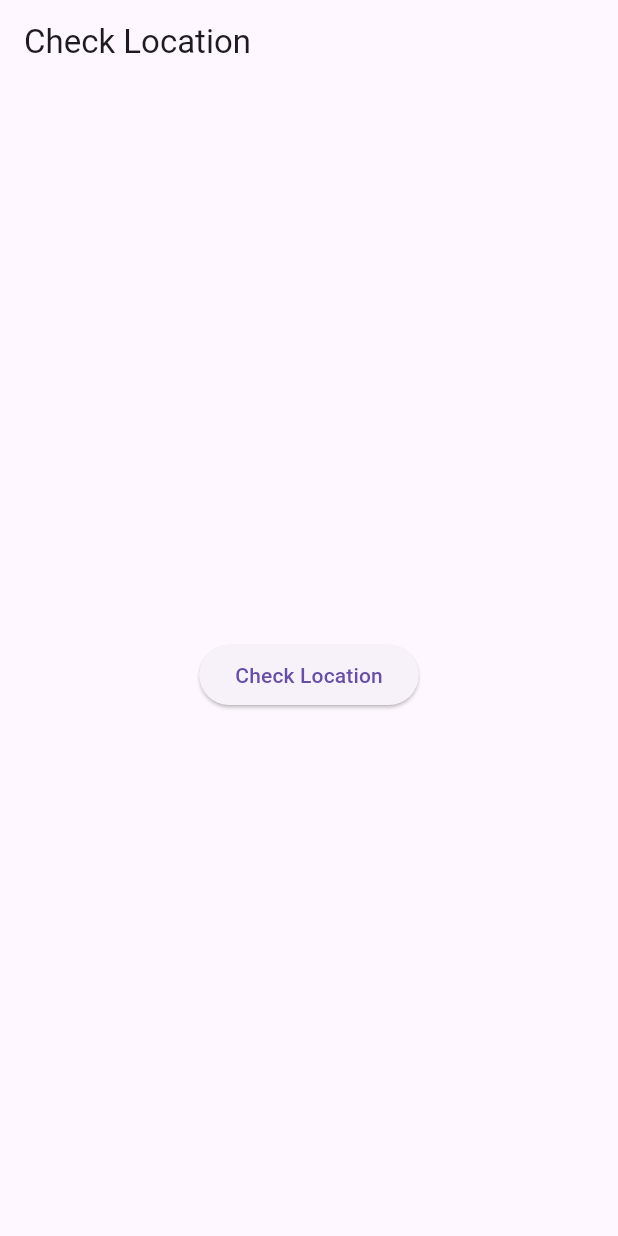
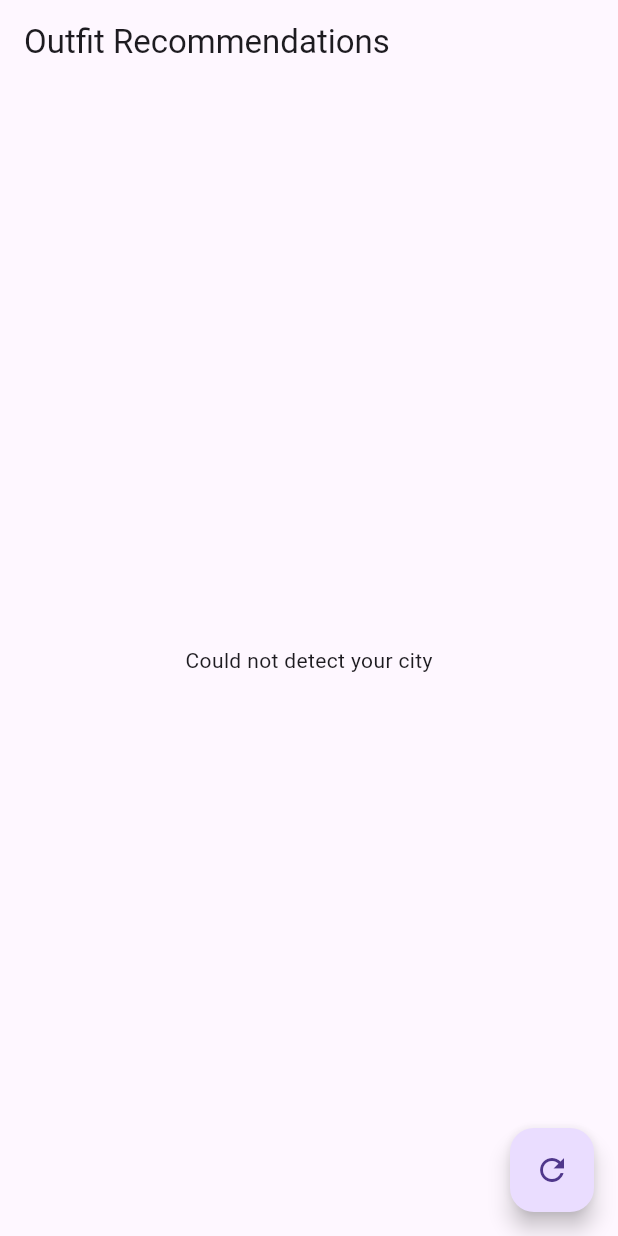
Before and after one commit to Sokleaphea/fit-recommendation, a Flutter app: the screen it shows after launch, on a phone screen of 412 x 824 dp. Run offline on Flutter 3.47's test engine with Material 3 defaults, Android fonts, the phone set to English and light mode, and no system bars; our stand-ins replace geolocator.

Commit message:
finished recommend based on user's location

```diff
--- /dev/null
+++ b/lib/data/mocks/outfits_data.dart
@@ -0,0 +1,54 @@
+import 'package:oshifit/data/repositories/city_repositories.dart';
+import 'package:uuid/uuid.dart';
+import '../../models/outfit.dart';
+
+
+var uuid = Uuid();
+
+List<Outfit> outfits = [
+  Outfit(
+    description: "Light cotton t-shirt perfect for sunny days",
+    city: City.PhnomPenh,
+    shopName: "Sunshine Store",
+    price: 15.0,
+    suitableWeather: Weather.sunny,
+    style: Styles.casual,
+    imagePath: "assets/images/tshirt.png",
+  ),
+  Outfit(
+    description: "Elegant evening dress for formal events",
+    city: City.SiemReap,
+    shopName: "Royal Boutique",
+    price: 120.0,
+    suitableWeather: Weather.sunny,
+    style: Styles.streetwear,
+    imagePath: "assets/images/dress.png",
+  ),
+  Outfit(
+    description: "Warm hoodie for chilly mornings",
+    city: City.Battambang,
+    shopName: "Cozy Corner",
+    price: 40.0,
+    suitableWeather: Weather.cold,
+    style: Styles.casual,
+    imagePath: "assets/images/hoodie.png",
+  ),
+  Outfit(
+    description: "Raincoat to stay dry in wet weather",
+    city: City.BanteayMeanchey,
+    shopName: "Rainy Day Shop",
+    price: 35.0,
+    suitableWeather: Weather.rainy,
+    style: Styles.minimalist,
+    imagePath: "assets/images/raincoat.png",
+  ),
+  Outfit(
+    description: "Traditional Khmer outfit for ceremonies",
+    city: City.Takeo,
+    shopName: "Heritage Store",
+    price: 60.0,
+    suitableWeather: Weather.sunny,
+    style: Styles.minimalist,
+    imagePath: "assets/images/traditional.png",
+  ),
+];
--- /dev/null
+++ b/lib/data/repositories/city_repositories.dart
@@ -0,0 +1,53 @@
+enum City { PhnomPenh, SiemReap, Battambang, BanteayMeanchey, Takeo }
+
+class CityLocaiton {
+  final City city;
+  final double latMin, latMax, lngMin, lngMax;
+  CityLocaiton(
+    this.city,
+    this.latMin,
+    this.latMax,
+    this.lngMin,
+    this.lngMax, {
+    required,
+  });
+}
+
+extension CityExtension on City {
+  String get displayName {
+    switch (this) {
+      case City.PhnomPenh:
+        return 'Phnom Penh';
+      case City.SiemReap:
+        return 'Siem Reap';
+      case City.Battambang:
+        return 'Battambang';
+      case City.BanteayMeanchey:
+        return 'Banteay Meanchey';
+      case City.Takeo:
+        return 'Takeo';
+    }
+  }
+}
+
+final _cities = [
+  CityLocaiton(City.PhnomPenh, 11.4900, 11.6300, 104.8800, 105.0500),
+  CityLocaiton(City.SiemReap, 13.3400, 13.4100, 103.8200, 103.9000),
+  CityLocaiton(City.Battambang, 13.0700, 13.1700, 103.1900, 103.3000),
+  CityLocaiton(City.BanteayMeanchey, 13.5200, 14.0300, 102.8500, 103.4300),
+  CityLocaiton(City.Takeo, 10.9000, 11.2500, 104.3500, 104.7500),
+];
+
+class CityRepositories {
+  City? matchCity(double lat, double lng) {
+    for (var city in _cities) {
+      if (lat >= city.latMin &&
+          lat <= city.latMax &&
+          lng >= city.lngMin &&
+          lng <= city.lngMax) {
+        return city.city;
+      }
+    }
+    return null;
+  }
+}
--- a/lib/data/repositories/location_repository.dart
+++ b/lib/data/repositories/location_repository.dart
@@ -1,5 +1,5 @@
 import '../services/location_service.dart';
-import '../../model/location_model.dart';
+import '../../models/location_model.dart';
 
 class LocationRepository {
   final _service = LocationService();
--- /dev/null
+++ b/lib/data/services/outfit_recommendation_service.dart
@@ -0,0 +1,17 @@
+import 'package:oshifit/models/outfit.dart';
+import '../repositories/city_repositories.dart';
+import '../mocks/outfits_data.dart';
+
+class OutfitRecommendationService {
+  final List<Outfit> _outfits = outfits;
+
+  List<Outfit> recommendOutfitsForCity(City city) {
+    return _outfits.where((o) => o.city == city).toList();
+  }
+
+  List<Outfit> recommendOutfitsForWeather(City city, Weather weather) {
+    return _outfits
+        .where((o) => o.city == city && o.suitableWeather == weather)
+        .toList();
+  }
+}
--- a/lib/main.dart
+++ b/lib/main.dart
@@ -5,7 +5,7 @@ void main() {
   // runApp(const LocationScreen());
   runApp(MaterialApp(
     debugShowCheckedModeBanner: false,
-    home: const LocationScreen()
+    home: const OutfitScreen()
     )
   );
 }
--- a/lib/models/outfit.dart
+++ b/lib/models/outfit.dart
@@ -1,4 +1,5 @@
 import 'package:uuid/uuid.dart';
+import '../data/repositories/city_repositories.dart';
 
 var uuid = Uuid();
 
@@ -20,7 +21,7 @@ enum Styles { casual, streetwear, vintage, minimalist, chic, fit, oversized }
 class Outfit {
   final String id;
   final String description;
-  final String city;
+  final City city;
   final String shopName;
   final double price;
   Weather suitableWeather;
--- a/lib/ui/screen/location_screen.dart
+++ b/lib/ui/screen/location_screen.dart
@@ -1,31 +1,42 @@
 import 'package:flutter/material.dart';
 import '../../data/repositories/location_repository.dart';
-import '../../model/location_model.dart';
+import '../../models/location_model.dart';
+import '../../models/outfit.dart';
+import '../../data/repositories/city_repositories.dart';
+import '../../data/services/outfit_recommendation_service.dart';
 
-class LocationScreen extends StatefulWidget {
-  const LocationScreen({super.key});
+class OutfitScreen extends StatefulWidget {
+  const OutfitScreen({super.key});
 
   @override
-  State<LocationScreen> createState() => _LocationScreenState();
+  State<OutfitScreen> createState() => _OutfitScreenState();
 }
 
-class _LocationScreenState extends State<LocationScreen> {
-  final repo = LocationRepository();
+class _OutfitScreenState extends State<OutfitScreen> {
+  final locationRepo = LocationRepository();
+  final cityRepo = CityRepositories();
+  final outfitService = OutfitRecommendationService();
 
   LocationModel? _location;
+  City? _city;
+  List<Outfit> _outfits = [];
   String? _error;
   bool _loading = false;
 
-  Future<void> _checkLocation() async {
+  Future<void> _loadRecommendations() async {
     setState(() {
       _loading = true;
       _error = null;
     });
 
     try {
-      final loc = await repo.getLocation();
+      final loc = await locationRepo.getLocation();
       setState(() {
         _location = loc;
+        _city = cityRepo.matchCity(loc.latitude, loc.longitude);
+        if (_city != null) {
+          _outfits = outfitService.recommendOutfitsForCity(_city!);
+        }
       });
       print(_location);
     } catch (e) {
@@ -42,27 +53,44 @@ class _LocationScreenState extends State<LocationScreen> {
   @override
   Widget build(BuildContext context) {
     return Scaffold(
-      appBar: AppBar(title: Text('Check Location')),
+      appBar: AppBar(title: Text('Outfit Recommendations')),
       body: Center(
-        child: Column(
-          mainAxisAlignment: MainAxisAlignment.center,
+        child: _loading
+            ? CircularProgressIndicator()
+            : _error != null
+            ? Text(_error!, style: TextStyle(color: Colors.red))
+            : _city == null
+            ? Text('Could not detect your city')
+            : Column(
                 children: [
-            if (_loading) CircularProgressIndicator(),
-            if (_location != null)
+                  SizedBox(height: 20),
                   Text(
-                'Latitude: ${_location!.latitude}\nLongitude: ${_location!.longitude}',
-                textAlign: TextAlign.center,
+                    'Your city: ${_city!.displayName}',
+                    style: TextStyle(fontSize: 18),
                   ),
-            if (_error != null)
-              Text(_error!, style: TextStyle(color: Colors.red)),
                   SizedBox(height: 20),
-            ElevatedButton(
-              onPressed: _checkLocation,
-              child: Text('Check Location'),
+                  Expanded(
+                    child: ListView.builder(
+                      itemCount: _outfits.length,
+                      itemBuilder: (context, index) {
+                        final outfit = _outfits[index];
+                        return ListTile(
+                          leading: Image.asset(outfit.imagePath),
+                          title: Text(outfit.description),
+                          subtitle: Text(
+                            '${outfit.shopName} - \$${outfit.price}',
+                          ),
+                        );
+                      },
+                    ),
                   ),
                 ],
               ),
       ),
+      floatingActionButton: FloatingActionButton(
+        onPressed: _loadRecommendations,
+        child: Icon(Icons.refresh),
+      ),
     );
   }
 }
```
Also changed, not shown: lib/data/data.txt (deleted), lib/models/location_model.dart (renamed from lib/model/location_model.dart), pubspec.lock. Lines whose indentation alone changed are shown as unchanged.
